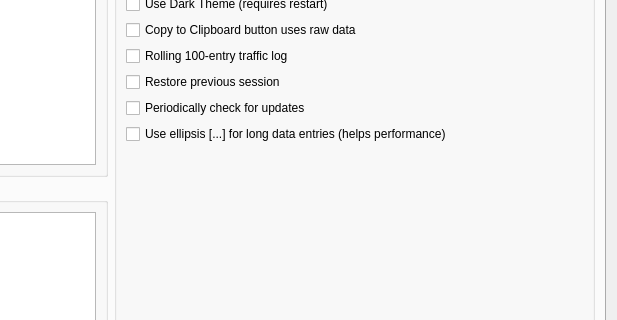
Qt form src/settings.ui (dannagle/PacketSender) before a commit; both pictures show x 396 to 1013 and y 81 to 401 of the 1013 by 583 pixel window.
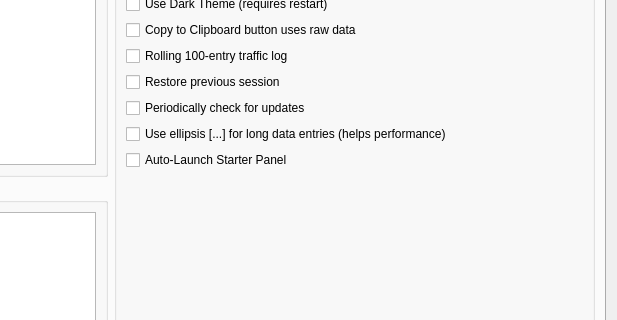
The same form after that commit. The open tabs and pages were chosen to show the change.

Commit message: option to auto-launch the starter panel

Diff of the .ui file:
```diff
--- a/src/settings.ui
+++ b/src/settings.ui
@@ -668,6 +668,13 @@
             </property>
            </widget>
           </item>
+          <item>
+           <widget class="QCheckBox" name="autolaunchStarterPanelButton">
+            <property name="text">
+             <string>Auto-Launch Starter Panel</string>
+            </property>
+           </widget>
+          </item>
           <item>
            <spacer name="verticalSpacer_6">
             <property name="orientation">
```
Left out of the diff: 2 changed lines with no effect on the pictures. The commit also changes 2 other files.
